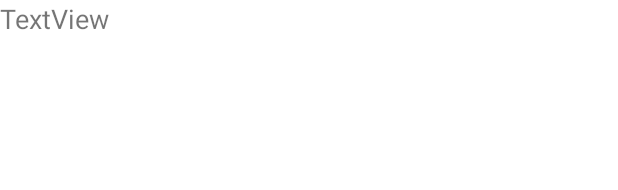
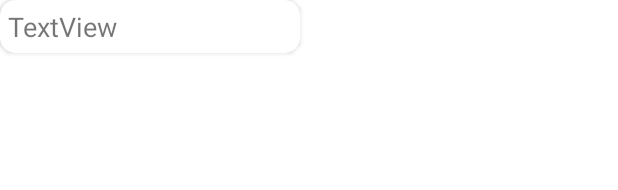
Before and after one commit to abdultanveer/Cognizantapp, an Android app: the layout row_plank.xml on its own in the app's theme, with its tools: preview values and no code run, on a phone screen of 412 x 824 dp. Shown: the top 190 px of the screen. Run offline under Robolectric (Android 15) with nearby library versions, the phone set to English and light mode, and no system bars.

Commit message:
cardview

```diff
--- a/app/src/main/res/layout/activity_recycler.xml
+++ b/app/src/main/res/layout/activity_recycler.xml
@@ -7,6 +7,7 @@
     tools:context=".RecyclerActivity">
 
     <androidx.recyclerview.widget.RecyclerView
+
         android:id="@+id/menuRecyclerview"
         android:layout_width="match_parent"
         android:layout_height="match_parent"
--- a/app/src/main/res/layout/row_plank.xml
+++ b/app/src/main/res/layout/row_plank.xml
@@ -1,13 +1,18 @@
 <?xml version="1.0" encoding="utf-8"?>
-<LinearLayout xmlns:android="http://schemas.android.com/apk/res/android"
-    android:orientation="vertical"
-    android:layout_width="match_parent"
+<androidx.cardview.widget.CardView xmlns:android="http://schemas.android.com/apk/res/android"
+    xmlns:app="http://schemas.android.com/apk/res-auto"
+    app:cardCornerRadius="10dp"
+    android:layout_width="200dp"
+    android:elevation="7dp"
+    android:padding="10dp"
+    android:outlineSpotShadowColor="@color/black"
     android:layout_height="wrap_content">
 
     <TextView
+        android:padding="5dp"
         android:id="@+id/tvCuisine"
         android:textSize="18sp"
         android:layout_width="match_parent"
         android:layout_height="wrap_content"
         android:text="TextView" />
-</LinearLayout>
+</androidx.cardview.widget.CardView>
```
